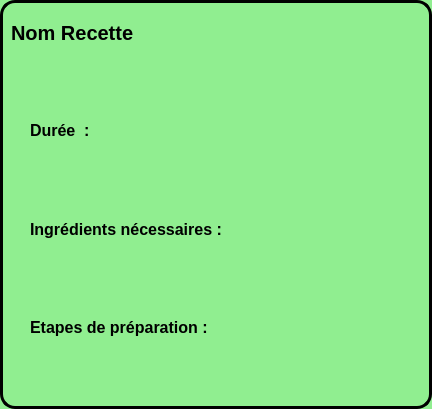
Before: the Qt Designer form fenetredetailrecette.ui in ACoupat/Refrigestion, drawn with Qt 5.
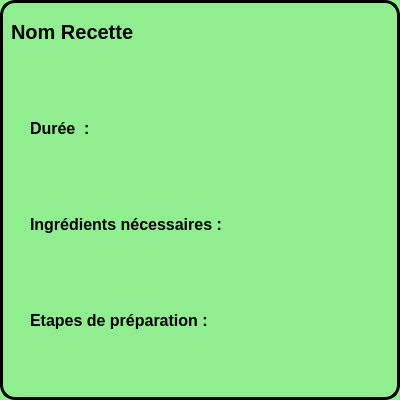
After: the same form once the commit is applied.

What changed in the file:
```diff
--- a/fenetredetailrecette.ui
+++ b/fenetredetailrecette.ui
@@ -6,10 +6,16 @@
    <rect>
     <x>0</x>
     <y>0</y>
-    <width>432</width>
-    <height>409</height>
+    <width>400</width>
+    <height>400</height>
    </rect>
   </property>
+  <property name="maximumSize">
+   <size>
+    <width>400</width>
+    <height>400</height>
+   </size>
+  </property>
   <property name="windowTitle">
    <string>Form</string>
   </property>
```
